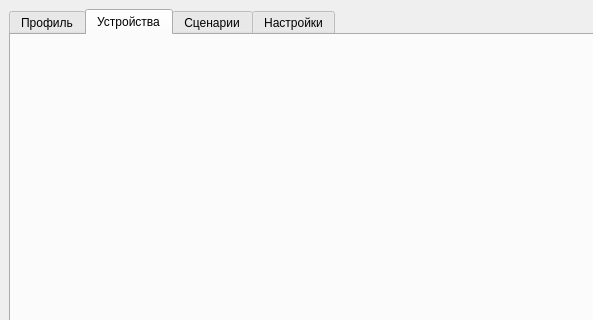
Old version of the form mainwindow.ui in the repository MrFireDeN/SmartHome; both pictures show x 0 to 593 and y 0 to 320 of the 800 by 600 pixel window.
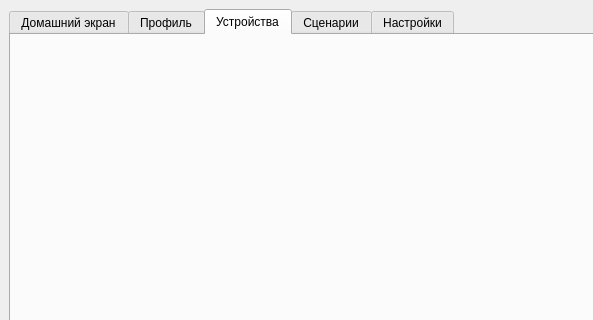
New version of the form.

Patch:
```diff
--- a/mainwindow.ui
+++ b/mainwindow.ui
@@ -20,6 +20,11 @@
       <property name="currentIndex">
        <number>1</number>
       </property>
+      <widget class="QWidget" name="homepage">
+       <attribute name="title">
+        <string>Домашний экран</string>
+       </attribute>
+      </widget>
       <widget class="QWidget" name="profile">
        <attribute name="title">
         <string>Профиль</string>
```
Left out of the diff: 2 changed lines with no effect on the pictures.
